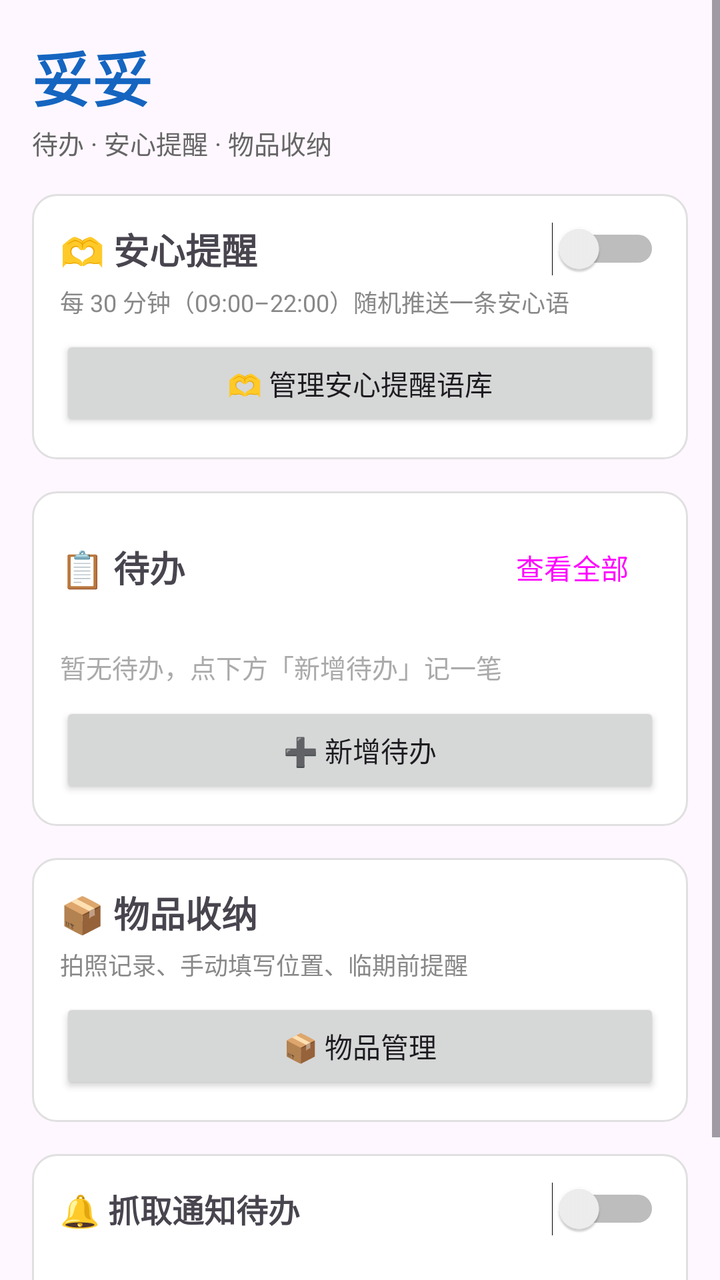
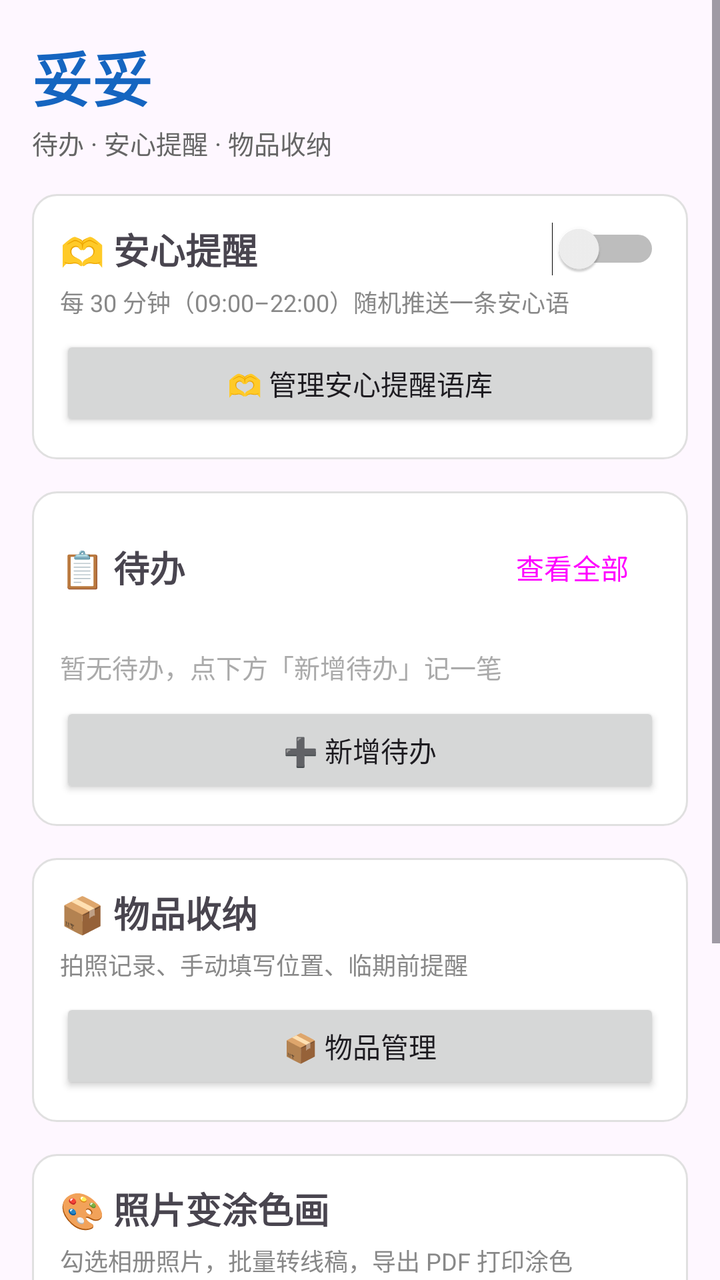

Before-and-after screenshots of an Android layout around one commit, followed by the original layout XML and the change that was made.
<!-- AndroidManifest.xml: application theme Theme.Migratable -->
<!-- res/layout/activity_main.xml -->
<?xml version="1.0" encoding="utf-8"?>
<ScrollView xmlns:android="http://schemas.android.com/apk/res/android"
    android:layout_width="match_parent"
    android:layout_height="match_parent">

    <LinearLayout
        android:orientation="vertical"
        android:padding="16dp"
        android:layout_width="match_parent"
        android:layout_height="wrap_content">

        
        <TextView
            android:text="@string/app_name"
            android:textSize="30sp"
            android:textStyle="bold"
            android:textColor="#1565C0"
            android:layout_width="wrap_content"
            android:layout_height="wrap_content" />

        <TextView
            android:text="待办 · 安心提醒 · 物品收纳"
            android:textSize="13sp"
            android:textColor="#666666"
            android:layout_marginTop="2dp"
            android:layout_width="wrap_content"
            android:layout_height="wrap_content" />

        
        <LinearLayout
            android:background="@drawable/bg_card"
            android:orientation="vertical"
            android:padding="14dp"
            android:layout_marginTop="16dp"
            android:layout_width="match_parent"
            android:layout_height="wrap_content">

            <LinearLayout
                android:orientation="horizontal"
                android:gravity="center_vertical"
                android:layout_width="match_parent"
                android:layout_height="wrap_content">

                <TextView
                    android:text="🫶 安心提醒"
                    android:textSize="18sp"
                    android:textStyle="bold"
                    android:layout_width="wrap_content"
                    android:layout_height="wrap_content" />

                <View
                    android:layout_width="0dp"
                    android:layout_height="0dp"
                    android:layout_weight="1" />

                <Switch
                    android:id="@+id/switch_enabled"
                    android:layout_width="wrap_content"
                    android:layout_height="wrap_content" />
            </LinearLayout>

            <TextView
                android:text="每 30 分钟（09:00–22:00）随机推送一条安心语"
                android:textSize="12sp"
                android:textColor="#888888"
                android:layout_marginTop="4dp"
                android:layout_width="match_parent"
                android:layout_height="wrap_content" />

            <Button
                android:id="@+id/btn_manage_reminders"
                android:text="🫶 管理安心提醒语库"
                android:layout_marginTop="8dp"
                android:layout_width="match_parent"
                android:layout_height="wrap_content" />
        </LinearLayout>

        
        <LinearLayout
            android:background="@drawable/bg_card"
            android:orientation="vertical"
            android:padding="14dp"
            android:layout_marginTop="16dp"
            android:layout_width="match_parent"
            android:layout_height="wrap_content">

            <LinearLayout
                android:orientation="horizontal"
                android:gravity="center_vertical"
                android:layout_width="match_parent"
                android:layout_height="wrap_content">

                <TextView
                    android:text="📋 待办"
                    android:textSize="18sp"
                    android:textStyle="bold"
                    android:layout_width="wrap_content"
                    android:layout_height="wrap_content" />

                <View
                    android:layout_width="0dp"
                    android:layout_height="0dp"
                    android:layout_weight="1" />

                <Button
                    android:id="@+id/btn_view_todos"
                    style="?attr/borderlessButtonStyle"
                    android:text="查看全部"
                    android:layout_width="wrap_content"
                    android:layout_height="wrap_content" />
            </LinearLayout>

            <androidx.recyclerview.widget.RecyclerView
                android:id="@+id/list_todos"
                android:nestedScrollingEnabled="false"
                android:layout_marginTop="8dp"
                android:layout_width="match_parent"
                android:layout_height="wrap_content" />

            <TextView
                android:id="@+id/text_todo_empty"
                android:text="暂无待办，点下方「新增待办」记一笔"
                android:textSize="13sp"
                android:textColor="#AAAAAA"
                android:layout_marginTop="8dp"
                android:layout_width="match_parent"
                android:layout_height="wrap_content" />

            <Button
                android:id="@+id/btn_add_todo"
                android:text="➕ 新增待办"
                android:layout_marginTop="8dp"
                android:layout_width="match_parent"
                android:layout_height="wrap_content" />
        </LinearLayout>

        
        <LinearLayout
            android:background="@drawable/bg_card"
            android:orientation="vertical"
            android:padding="14dp"
            android:layout_marginTop="16dp"
            android:layout_width="match_parent"
            android:layout_height="wrap_content">

            <TextView
                android:text="📦 物品收纳"
                android:textSize="18sp"
                android:textStyle="bold"
                android:layout_width="wrap_content"
                android:layout_height="wrap_content" />

            <TextView
                android:text="拍照记录、手动填写位置、临期前提醒"
                android:textSize="12sp"
                android:textColor="#888888"
                android:layout_marginTop="4dp"
                android:layout_width="match_parent"
                android:layout_height="wrap_content" />

            <Button
                android:id="@+id/btn_inventory"
                android:text="📦 物品管理"
                android:layout_marginTop="8dp"
                android:layout_width="match_parent"
                android:layout_height="wrap_content" />
        </LinearLayout>

        
        <LinearLayout
            android:background="@drawable/bg_card"
            android:orientation="vertical"
            android:padding="14dp"
            android:layout_marginTop="16dp"
            android:layout_width="match_parent"
            android:layout_height="wrap_content">

            <LinearLayout
                android:orientation="horizontal"
                android:gravity="center_vertical"
                android:layout_width="match_parent"
                android:layout_height="wrap_content">

                <TextView
                    android:text="🔔 抓取通知待办"
                    android:textSize="16sp"
                    android:textStyle="bold"
                    android:layout_width="wrap_content"
                    android:layout_height="wrap_content" />

                <View
                    android:layout_width="0dp"
                    android:layout_height="0dp"
                    android:layout_weight="1" />

                <Switch
                    android:id="@+id/switch_todos"
                    android:layout_width="wrap_content"
                    android:layout_height="wrap_content" />
            </LinearLayout>

            <TextView
                android:id="@+id/text_listener_status"
                android:textSize="12sp"
                android:textColor="#888888"
                android:layout_marginTop="4dp"
                android:layout_width="match_parent"
                android:layout_height="wrap_content" />

            <Button
                android:id="@+id/btn_enable_listener"
                style="?attr/borderlessButtonStyle"
                android:text="去开启通知监听权限"
                android:layout_marginTop="4dp"
                android:layout_width="wrap_content"
                android:layout_height="wrap_content" />
        </LinearLayout>
    </LinearLayout>
</ScrollView>
<!-- resources referenced by this layout -->
<resources>
  <!-- drawable bg_card (drawable) -->
  <?xml version="1.0" encoding="utf-8"?>
  <shape xmlns:android="http://schemas.android.com/apk/res/android">
      <solid android:color="#FFFFFF" />
      <stroke android:width="1dp" android:color="#E0E0E0" />
      <corners android:radius="12dp" />
  </shape>
  <string name="app_name">妥妥</string>
  <style name="Theme.Migratable" parent="Theme.Material3.DayNight.NoActionBar">
          <item name="android:statusBarColor">?attr/colorPrimary</item>
      </style>
</resources>

<!-- the commit's change to res/layout/activity_main.xml (unified diff, before → after) -->
@@ -175,6 +175,38 @@
             android:layout_width="match_parent"
             android:layout_height="wrap_content">
 
+            <TextView
+                android:text="🎨 照片变涂色画"
+                android:textSize="18sp"
+                android:textStyle="bold"
+                android:layout_width="wrap_content"
+                android:layout_height="wrap_content" />
+
+            <TextView
+                android:text="勾选相册照片，批量转线稿，导出 PDF 打印涂色"
+                android:textSize="12sp"
+                android:textColor="#888888"
+                android:layout_marginTop="4dp"
+                android:layout_width="match_parent"
+                android:layout_height="wrap_content" />
+
+            <Button
+                android:id="@+id/btn_coloring"
+                android:text="🎨 开始生成涂色画"
+                android:layout_marginTop="8dp"
+                android:layout_width="match_parent"
+                android:layout_height="wrap_content" />
+        </LinearLayout>
+
+        
+        <LinearLayout
+            android:background="@drawable/bg_card"
+            android:orientation="vertical"
+            android:padding="14dp"
+            android:layout_marginTop="16dp"
+            android:layout_width="match_parent"
+            android:layout_height="wrap_content">
+
             <LinearLayout
                 android:orientation="horizontal"
                 android:gravity="center_vertical"
